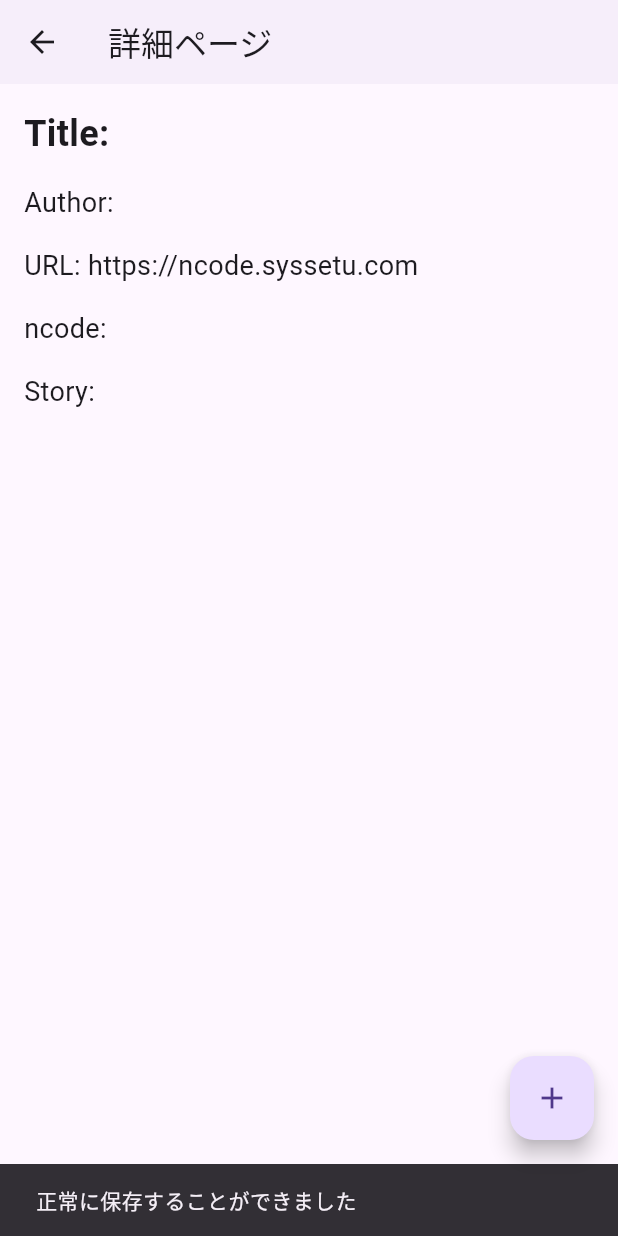
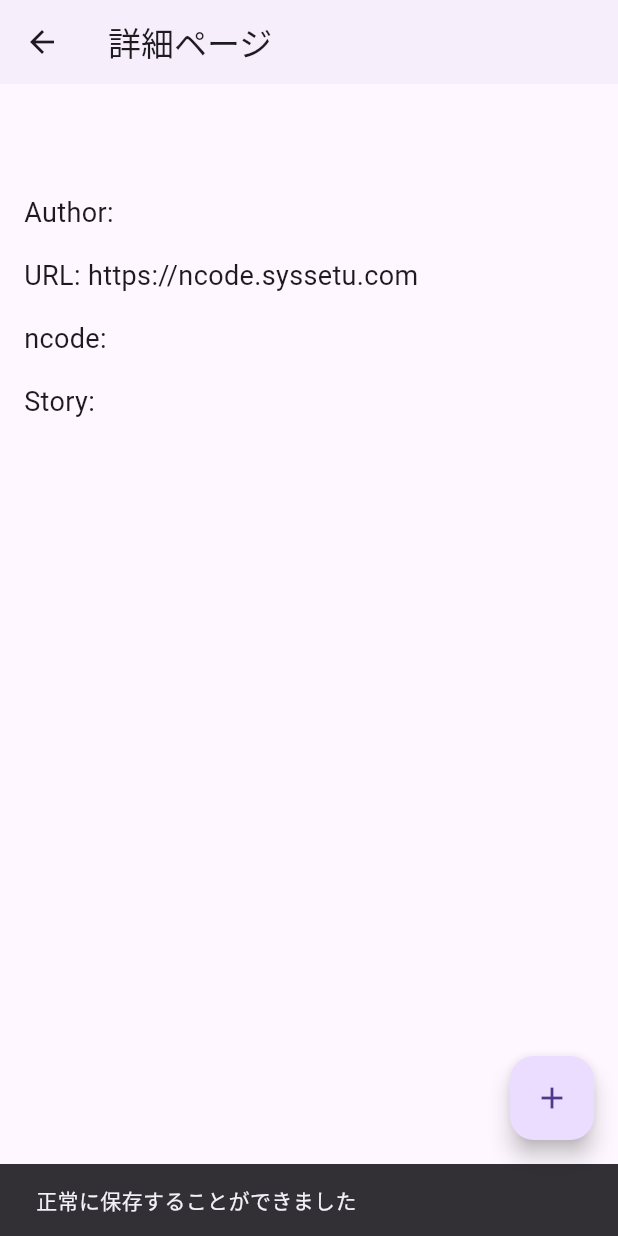
Before and after one commit to 54-xenon/NarouReader, a Flutter app: the Detailpage screen opened directly with empty values, after a tap on the "add" icon, on a phone screen of 412 x 824 dp. Run offline on Flutter 3.47's test engine with Material 3 defaults, Android fonts, the phone set to English and light mode, and no system bars; our stand-ins replace flutter_riverpod, flutter_slidable, sqflite; accounts and stored records are empty.

```diff
--- a/lib/screens/detailPage.dart
+++ b/lib/screens/detailPage.dart
@@ -30,15 +30,15 @@ class _DetailpageState extends State<Detailpage> {
             story: widget.novel.story,
           ));
           if (dbHelper != null) {
-            const _snackbar = SnackBar(
+            const snackbar = SnackBar(
               content: Text("正常に保存することができました"),
             );
-            ScaffoldMessenger.of(context).showSnackBar(_snackbar);
+            ScaffoldMessenger.of(context).showSnackBar(snackbar);
           } else {
-            const _faildMessege = SnackBar(
+            const faildMessege = SnackBar(
               content: Text("もう一度試してください"),
             );
-            ScaffoldMessenger.of(context).showSnackBar(_faildMessege);
+            ScaffoldMessenger.of(context).showSnackBar(faildMessege);
           }
         },
         child: const Icon(Icons.add),
@@ -51,13 +51,13 @@ class _DetailpageState extends State<Detailpage> {
           children: <Widget>[
             // SelectableTextでwidget内のテキストをコピーすることができる
             SelectableText(
-              'Title: ${widget.novel.title}',
+              widget.novel.title,
               style: const TextStyle(fontSize: 24, fontWeight: FontWeight.bold),
             ),
             const SizedBox(height: 16),
             SelectableText(
               'Author: ${widget.novel.writer}',
-              style: TextStyle(fontSize: 18),
+              style: const TextStyle(fontSize: 18),
             ),
             const SizedBox(height: 16),
             SelectableText(
@@ -67,12 +67,12 @@ class _DetailpageState extends State<Detailpage> {
             const SizedBox(height: 16),
             SelectableText(
               'ncode: ${widget.novel.ncode}',
-              style: TextStyle(fontSize: 18),
+              style: const TextStyle(fontSize: 18),
             ),
             const SizedBox(height: 16),
             SelectableText(
               'Story: ${widget.novel.story}',
-              style: TextStyle(fontSize: 18),
+              style: const TextStyle(fontSize: 18),
             ),
           ],
         ),
--- a/lib/screens/home_screen.dart
+++ b/lib/screens/home_screen.dart
@@ -97,11 +97,11 @@ class _HomeScreenState extends State<HomeScreen> {
                 future: futureNovels,
                 builder: (context, snapshot) {
                   if (snapshot.connectionState == ConnectionState.waiting) {
-                    return Center(child: CircularProgressIndicator());
+                    return const Center(child: CircularProgressIndicator());
                   } else if (snapshot.hasError) {
                     return Center(child: Text('エラーが発生しました: ${snapshot.error}'));
                   } else if (!snapshot.hasData || snapshot.data!.isEmpty) {
-                    return Center(child: Text('検索結果がありません'));
+                    return const Center(child: Text('検索結果がありません'));
                   } else {
                     List<Novel> novels = snapshot.data!;
                     return ListView.builder(
```
Also changed, not shown: lib/screens/savedlistscreen_detailPage.dart (+5 -5 lines), 1 other file.
